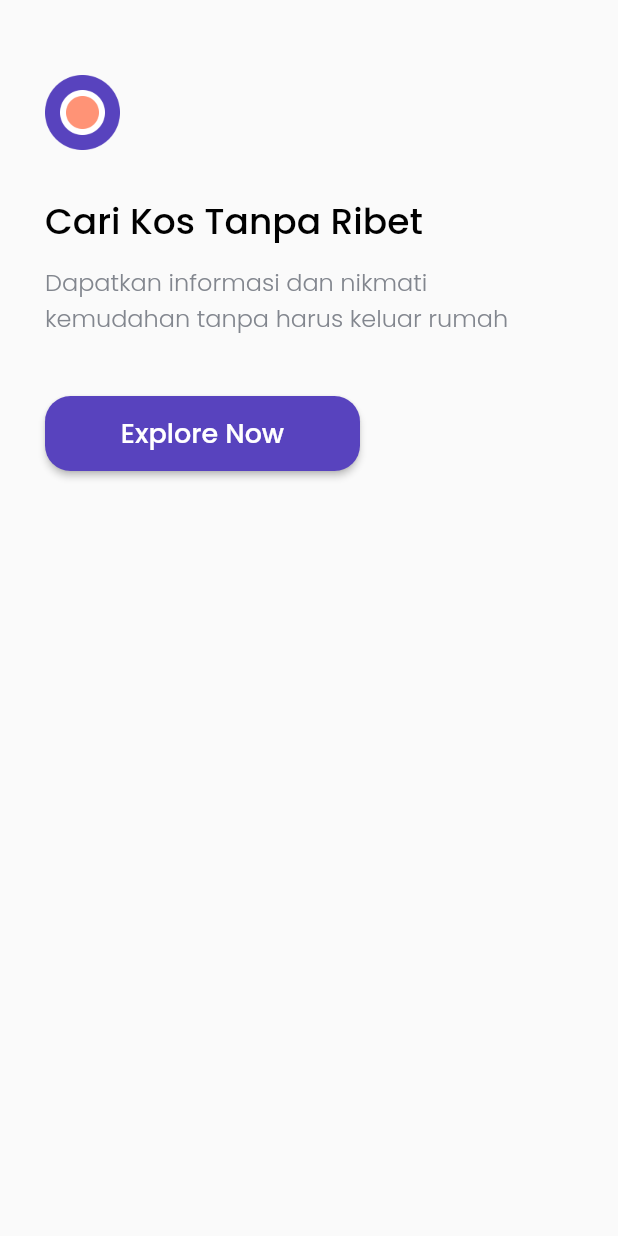
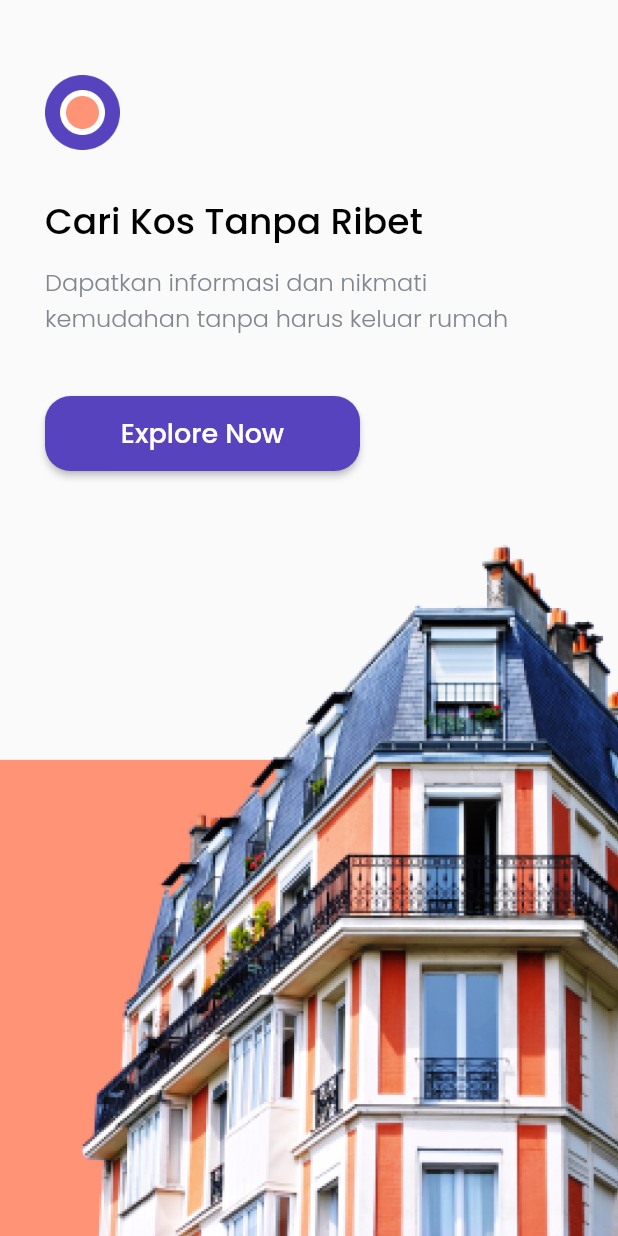
Before and after one commit to rizkikurniaa/BoardingHousefinder, a Flutter app: the screen it shows after launch, on a phone screen of 412 x 824 dp. Run offline on Flutter 3.47's test engine with Material 2 defaults, Android fonts, the phone set to English and light mode, and no system bars; our stand-ins replace google_fonts.

Commit message:
Added footer with stack and handle bottom iphone

```diff
--- a/lib/pages/splash_page.dart
+++ b/lib/pages/splash_page.dart
@@ -6,7 +6,13 @@ class SplashPage extends StatelessWidget {
   Widget build(BuildContext context) {
     return Scaffold(
       body: SafeArea(
-          child: Padding(
+          bottom: false,
+          child: Stack(
+            children: [
+              Align(
+                  alignment: Alignment.bottomCenter,
+                  child: Image.asset('assets/images/splash_image.png')),
+              Padding(
                 padding: EdgeInsets.only(
                   top: 50,
                   left: 30,
@@ -63,6 +69,8 @@ class SplashPage extends StatelessWidget {
                     )
                   ],
                 ),
+              ),
+            ],
           )),
     );
   }
```
Lines whose indentation alone changed are shown as unchanged.
